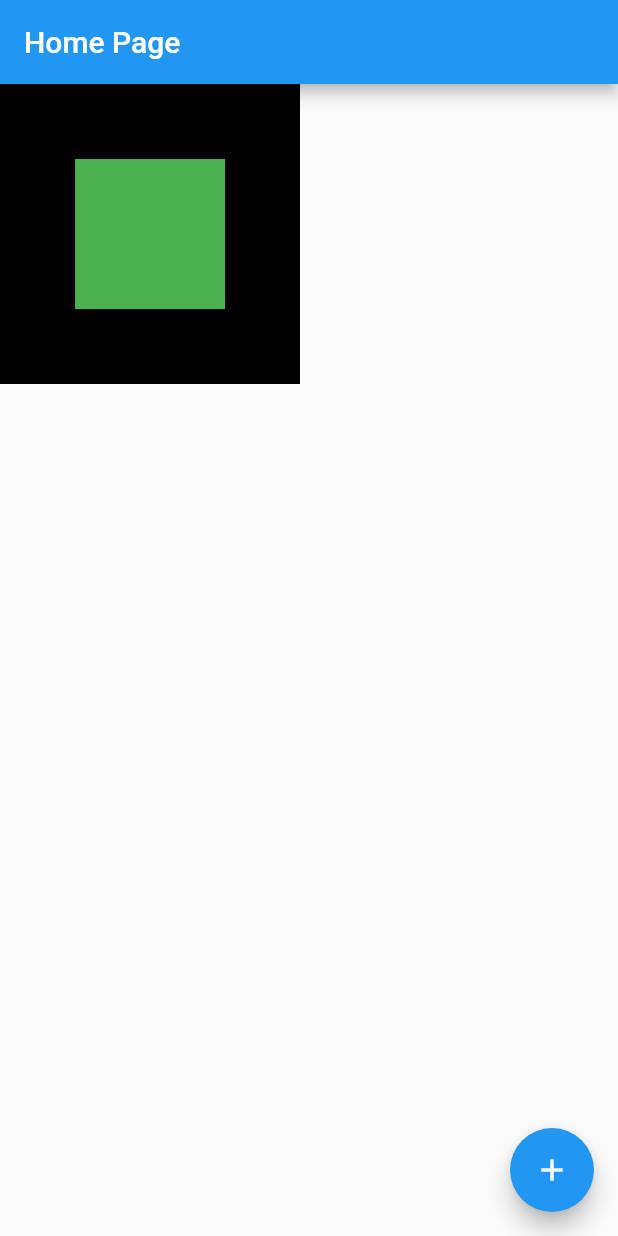
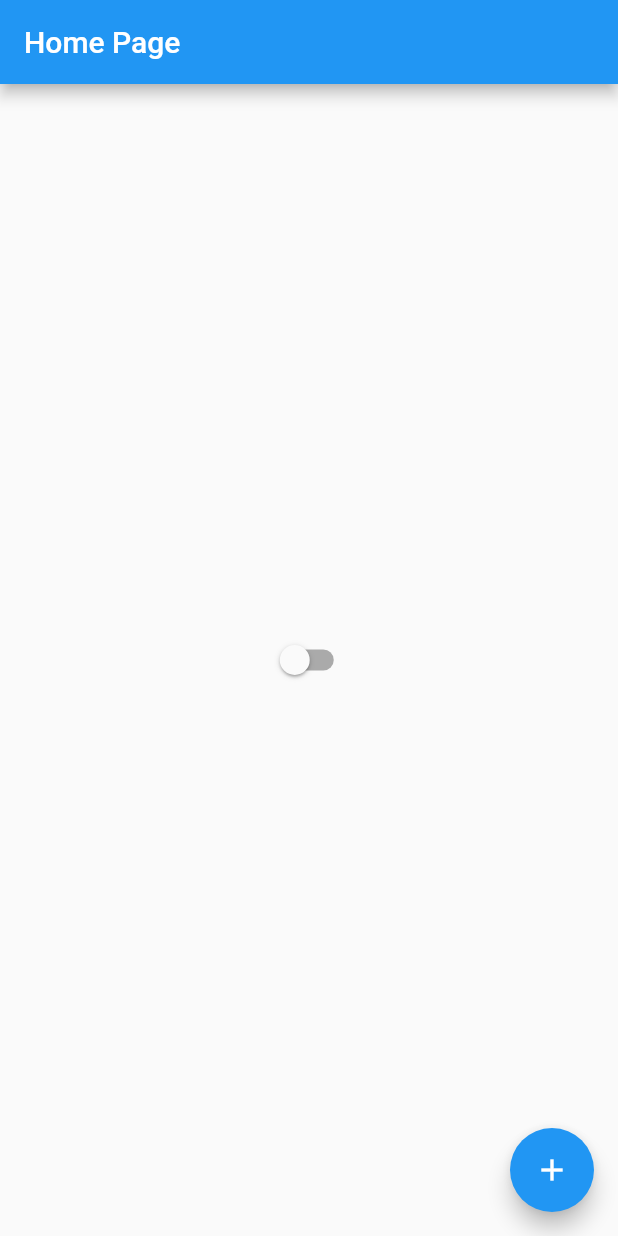
Before and after one commit to petertecnet/flutterando, a Flutter app: the screen it shows after launch, on a phone screen of 412 x 824 dp. Run offline on Flutter 3.47's test engine with Material 2 defaults, Android fonts, the phone set to English and light mode, and no system bars.

Commit message:
Aula 12 gerenciando outro estado

```diff
--- /dev/null
+++ b/ola_mundo/lib/app_controller.dart
@@ -0,0 +1,11 @@
+import 'package:flutter/cupertino.dart';
+
+class AppController extends ChangeNotifier {
+  static AppController instance = AppController();
+
+  bool isDarkTheme = false;
+  changeTheme() {
+    isDarkTheme = !isDarkTheme;
+    notifyListeners();
+  }
+}
--- a/ola_mundo/lib/app_widget.dart
+++ b/ola_mundo/lib/app_widget.dart
@@ -1,12 +1,23 @@
 import 'package:flutter/material.dart';
 import 'package:ola_mundo/home_page.dart';
+import 'app_controller.dart';
 
 class AppWidget extends StatelessWidget {
   @override
   Widget build(BuildContext context) {
-    return MaterialApp(
-      theme: ThemeData(primarySwatch: Colors.blue),
-      home: HomePage(),
+    return AnimatedBuilder(
+      animation: AppController.instance,
+      builder: (context, child) {
+        return MaterialApp(
+          theme: ThemeData(
+            primarySwatch: Colors.blue,
+            brightness: AppController.instance.isDarkTheme
+                ? Brightness.dark
+                : Brightness.light,
+          ),
+          home: HomePage(),
+        );
+      },
     );
   }
 }
--- a/ola_mundo/lib/home_page.dart
+++ b/ola_mundo/lib/home_page.dart
@@ -1,4 +1,5 @@
 import 'package:flutter/material.dart';
+import 'package:ola_mundo/app_controller.dart';
 
 class HomePage extends StatefulWidget {
   @override
@@ -9,24 +10,23 @@ class HomePage extends StatefulWidget {
 
 class HomePageState extends State<HomePage> {
   int counter = 0;
-
+  bool isDarkTheme = false;
   @override
   Widget build(BuildContext context) {
     return Scaffold(
       appBar: AppBar(
         title: Text('Home Page'),
       ),
-      body: Container(
-          height: 200,
-          width: 200,
-          color: Colors.black,
-          child: Center(
-            child: Container(
-              height: 100,
-              width: 100,
-              color: Colors.green,
-            ),
-          )),
+      body: Center(
+        child: Switch(
+          value: AppController.instance.isDarkTheme,
+          onChanged: (value) {
+            setState(() {
+              AppController.instance.changeTheme();
+            });
+          },
+        ),
+      ),
       floatingActionButton: FloatingActionButton(
         child: Icon(Icons.add),
         onPressed: () {
```
